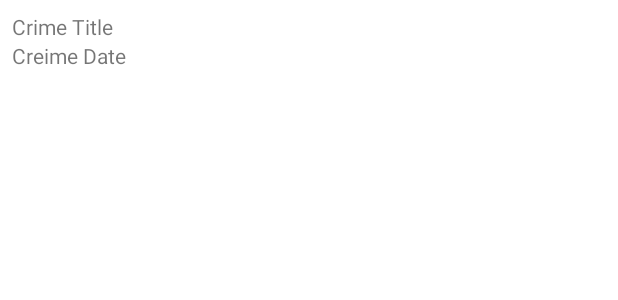
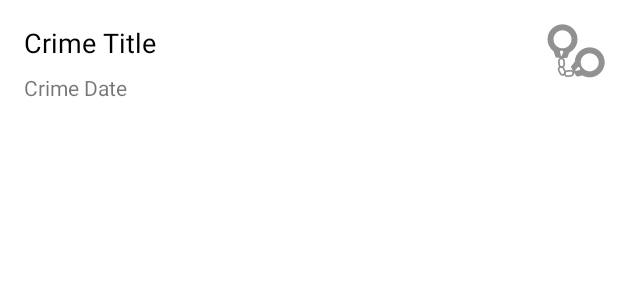
Before and after one commit to aditya610/CriminalIntent, an Android app: the layout list_item_crime.xml on its own in the app's theme, with its tools: preview values and no code run, on a phone screen of 412 x 824 dp. Shown: the top 300 px of the screen. Run offline under Robolectric (Android 15) with nearby library versions, the phone set to English and light mode, and no system bars.

Commit message:
design changes

```diff
--- a/app/src/main/java/com/bignerdranch/android/criminalintent/CrimeListFragment.kt
+++ b/app/src/main/java/com/bignerdranch/android/criminalintent/CrimeListFragment.kt
@@ -6,6 +6,7 @@ import android.view.LayoutInflater
 import android.view.TextureView
 import android.view.View
 import android.view.ViewGroup
+import android.widget.ImageView
 import android.widget.TextView
 import android.widget.Toast
 import androidx.fragment.app.Fragment
@@ -51,6 +52,7 @@ class CrimeListFragment : Fragment() {
         private lateinit var crime:Crime
         private val titleTextView: TextView = itemView.findViewById(R.id.crime_title)
         private val dateTextView: TextView = itemView.findViewById(R.id.crime_date)
+        private val solveImageView: ImageView = itemView.findViewById(R.id.crime_solved)
 
         init {
             itemView.setOnClickListener(this)
@@ -59,6 +61,11 @@ class CrimeListFragment : Fragment() {
             this.crime = crime
             titleTextView.text = this.crime.title
             dateTextView.text = this.crime.date.toString()
+            solveImageView.visibility = if (crime.isSolved){
+                View.VISIBLE
+            }  else {
+                View.GONE
+            }
         }
 
         override fun onClick(v: View?) {
--- a/app/src/main/res/layout/list_item_crime.xml
+++ b/app/src/main/res/layout/list_item_crime.xml
@@ -1,18 +1,47 @@
 <?xml version="1.0" encoding="utf-8"?>
-<LinearLayout xmlns:android="http://schemas.android.com/apk/res/android"
-    android:orientation="vertical"
+<androidx.constraintlayout.widget.ConstraintLayout xmlns:android="http://schemas.android.com/apk/res/android"
+    xmlns:app="http://schemas.android.com/apk/res-auto"
+    xmlns:tools="http://schemas.android.com/tools"
+    android:id="@+id/linearLayout"
     android:layout_width="match_parent"
-    android:layout_height="wrap_content"
-    android:padding="8dp">
+    android:layout_height="wrap_content">
+
     <TextView
         android:id="@+id/crime_title"
-        android:layout_width="match_parent"
+        android:layout_width="0dp"
         android:layout_height="wrap_content"
-        android:text="Crime Title"/>
+        android:layout_marginStart="16dp"
+        android:layout_marginTop="16dp"
+        android:layout_marginEnd="8dp"
+        android:text="Crime Title"
+        android:textColor="@color/black"
+        android:textSize="18sp"
+        app:layout_constraintEnd_toStartOf="@+id/crime_solved"
+        app:layout_constraintHorizontal_bias="0.498"
+        app:layout_constraintStart_toStartOf="parent"
+        app:layout_constraintTop_toTopOf="parent" />
 
     <TextView
         android:id="@+id/crime_date"
-        android:layout_width="match_parent"
+        android:layout_width="0dp"
         android:layout_height="wrap_content"
-        android:text="Creime Date"/>
-</LinearLayout>
+        android:layout_marginStart="16dp"
+        android:layout_marginTop="8dp"
+        android:layout_marginEnd="8dp"
+        android:text="Crime Date"
+        app:layout_constraintEnd_toStartOf="@+id/crime_solved"
+        app:layout_constraintStart_toStartOf="parent"
+        app:layout_constraintTop_toBottomOf="@+id/crime_title" />
+
+    <ImageView
+        android:id="@+id/crime_solved"
+        android:layout_width="wrap_content"
+        android:layout_height="wrap_content"
+        android:layout_marginBottom="8dp"
+        android:layout_marginTop="8dp"
+        android:layout_marginEnd="8dp"
+        app:layout_constraintBottom_toBottomOf="parent"
+        app:layout_constraintEnd_toEndOf="parent"
+        app:layout_constraintTop_toTopOf="parent"
+        app:srcCompat="@drawable/ic_solved" />
+</androidx.constraintlayout.widget.ConstraintLayout>
```
Also changed, not shown: app/src/main/res/drawable-hdpi/ic_solved.png (added), app/src/main/res/drawable-mdpi/ic_solved.png (added), app/src/main/res/drawable-xhdpi/ic_solved.png (added), app/src/main/res/drawable-xxhdpi/ic_solved.png (added), app/src/main/res/drawable-xxxhdpi/ic_solved.png (added).
